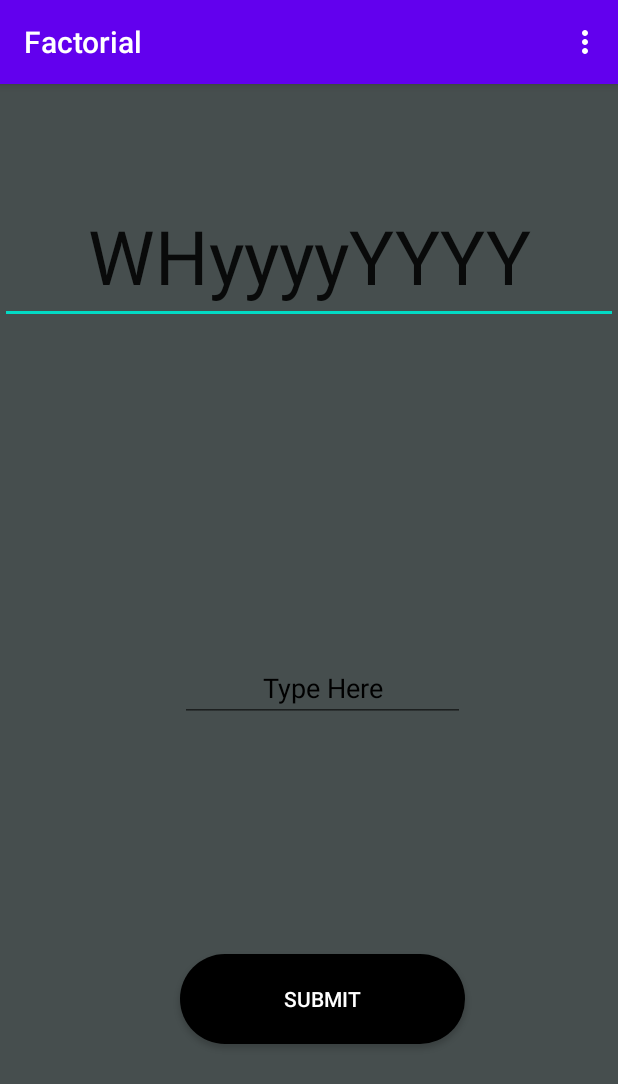
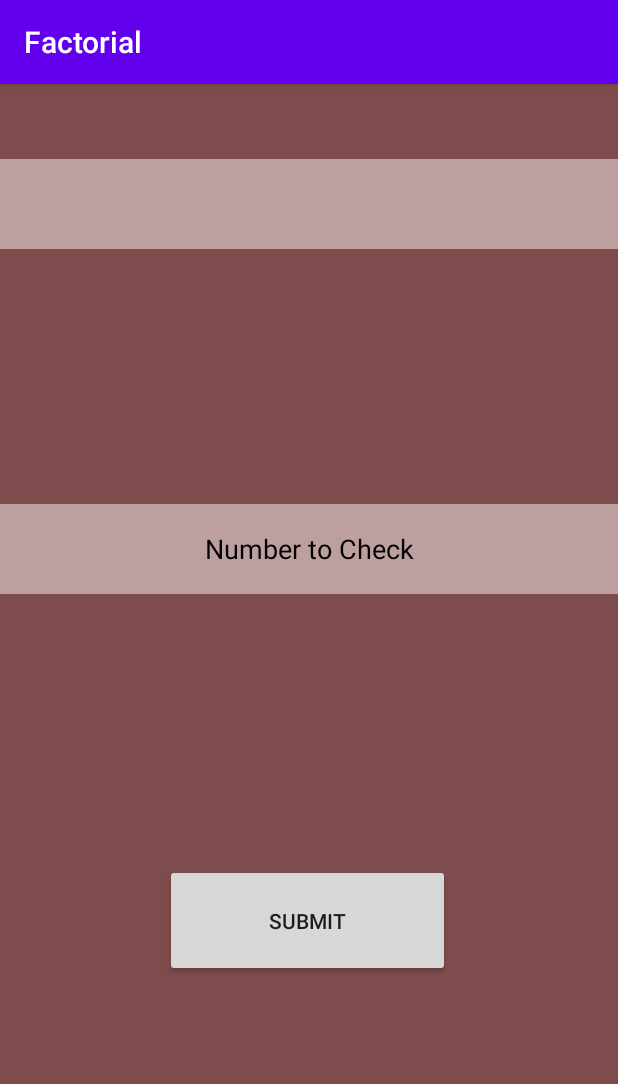
Before and after one commit to udit00/Factorial-Android-, an Android app: the screen it shows after launch (MainActivity before the commit, PrimeNumber after it), in the options menu, after a tap on "View 3", on a phone screen of 412 x 824 dp. Shown: the top 1084 px of the screen. Run offline under Robolectric (Android 15) with nearby library versions, the phone set to English and light mode, and no system bars; 1 statement that could not run was skipped.

Commit message:
Added Prime Number Acitivity in the APP

```diff
--- a/Factorial/app/src/main/AndroidManifest.xml
+++ b/Factorial/app/src/main/AndroidManifest.xml
@@ -9,7 +9,8 @@
         android:roundIcon="@mipmap/ic_launcher_round"
         android:supportsRtl="true"
         android:theme="@style/AppTheme">
-        <activity android:name=".Palindrome"></activity>
+        <activity android:name=".PrimeNumber"></activity>
+        <activity android:name=".Palindrome" />
         <activity android:name=".MainActivity">
             <intent-filter>
                 <action android:name="android.intent.action.MAIN" />
--- a/Factorial/app/src/main/java/com/example/factorial/MainActivity.java
+++ b/Factorial/app/src/main/java/com/example/factorial/MainActivity.java
@@ -61,7 +61,9 @@ public class MainActivity extends AppCompatActivity {
                 startActivity(intent);
                 return true;
             case R.id.item3:
-                textView.setText("hello world");
+                intent=new Intent(this, PrimeNumber.class);
+                startActivity(intent);
+                return true;
             default:
                 textView.setText("WHyyyyYYYY");
         }
--- a/Factorial/app/src/main/java/com/example/factorial/Palindrome.java
+++ b/Factorial/app/src/main/java/com/example/factorial/Palindrome.java
@@ -11,7 +11,6 @@ import android.widget.EditText;
 import android.widget.TextView;
 
 public class Palindrome extends AppCompatActivity {
-    Editable getInput;
     TextView resultPalindrome;
     EditText checkPalindrome;
     Button submitButton;
@@ -26,15 +25,6 @@ public class Palindrome extends AppCompatActivity {
         submitButton.setOnClickListener(new View.OnClickListener() {
             @Override
             public void onClick(View view) {
-                getInput= "" + checkPalindrome.getText();
-                Editable reversed;
-                for(int i=getInput.length()-1; i>=0; i--) reversed += getInput.charAt(i);
-                if(getInput==reversed){
-                    resultPalindrome.setText(new StringBuilder().append("YES").append(reversed).toString());
-                }
-                else{
-                    resultPalindrome.setText("NO");
-                }
             }
         });
     }
--- /dev/null
+++ b/Factorial/app/src/main/java/com/example/factorial/PrimeNumber.java
@@ -0,0 +1,13 @@
+package com.example.factorial;
+
+import androidx.appcompat.app.AppCompatActivity;
+
+import android.os.Bundle;
+
+public class PrimeNumber extends AppCompatActivity {
+    @Override
+    protected void onCreate(Bundle savedInstanceState) {
+        super.onCreate(savedInstanceState);
+        setContentView(R.layout.activity_prime_number);
+    }
+}
--- /dev/null
+++ b/Factorial/app/src/main/res/layout/activity_prime_number.xml
@@ -0,0 +1,34 @@
+<?xml version="1.0" encoding="utf-8"?>
+<RelativeLayout xmlns:android="http://schemas.android.com/apk/res/android"
+    xmlns:app="http://schemas.android.com/apk/res-auto"
+    xmlns:tools="http://schemas.android.com/tools"
+    android:layout_width="match_parent"
+    android:layout_height="match_parent"
+    tools:context=".PrimeNumber"
+    android:id="@+id/realtiveLayoutPrimeNumber"
+    android:background="#7E4C4C">
+    <TextView
+        android:layout_width="match_parent"
+        android:layout_height="60dp"
+        android:id="@+id/resultPrimeNumber"
+        android:layout_marginTop="50dp"
+        android:background="#BD9F9F"/>
+    <EditText
+        android:layout_width="match_parent"
+        android:layout_height="60dp"
+        android:hint="Number to Check"
+        android:textColorHint="#000000"
+        android:layout_marginTop="280dp"
+        android:id="@+id/editTextPrimeNumber"
+        android:background="#BD9F9F"
+        android:textAlignment="center"/>
+    <Button
+        android:layout_width="190dp"
+        android:layout_height="75dp"
+        android:id="@+id/buttonPrimeNumberSubmit"
+        android:layout_marginTop="520dp"
+        android:layout_marginLeft="110dp"
+        android:text="Submit"/>
+
+
+</RelativeLayout>
```
